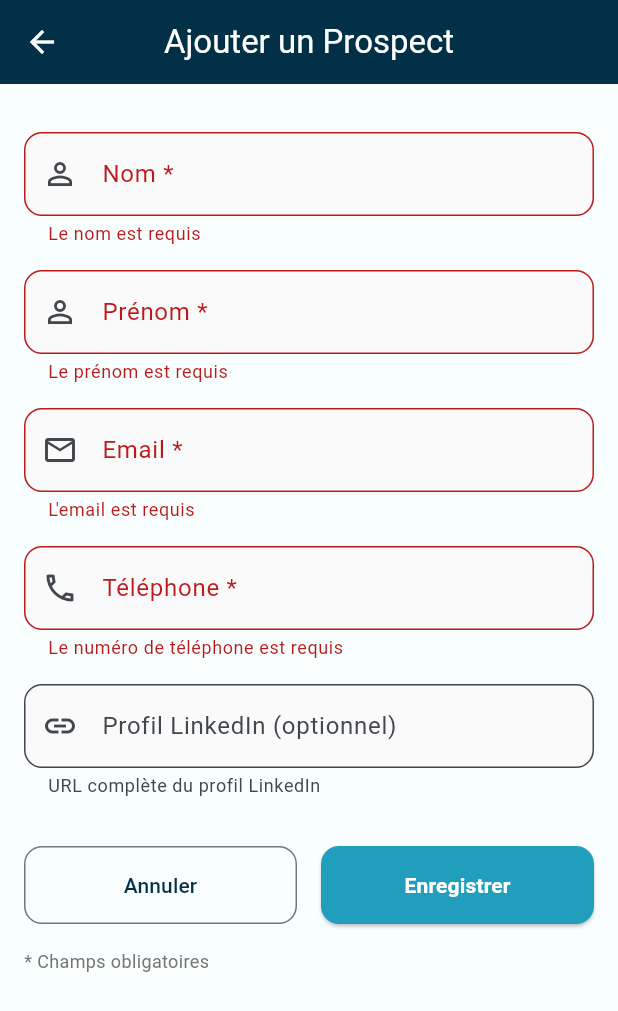
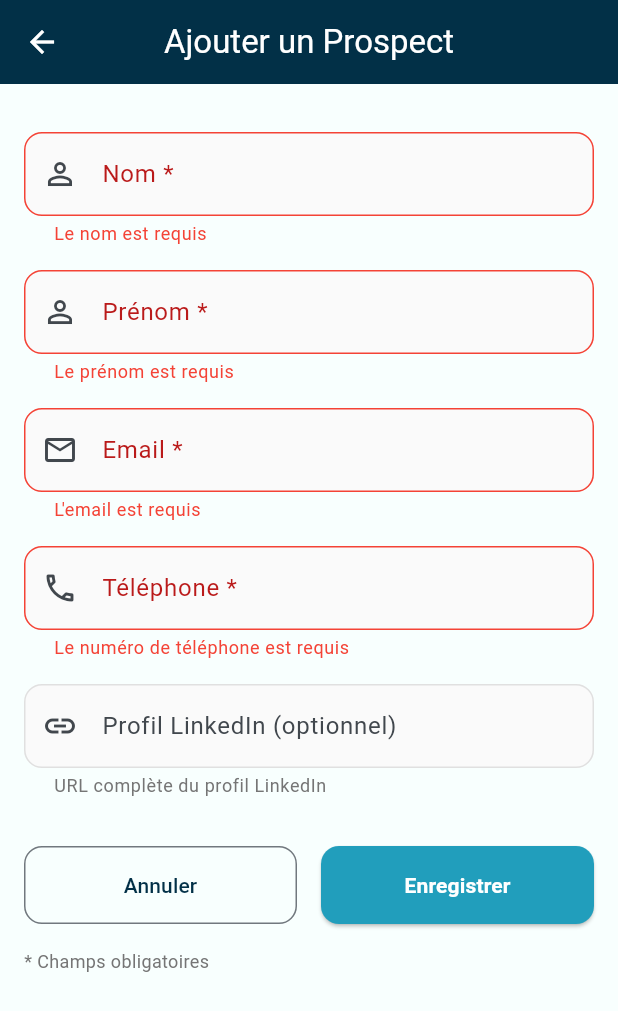
Before and after one commit to nrouelle/nr-crm-flutter, a Flutter app: the AddProspectPage screen opened directly, after a tap on "Enregistrer", on a phone screen of 412 x 824 dp. Shown: the top 1011 px of the screen. Run offline on Flutter 3.47's test engine with Material 3 defaults, Android fonts, the phone set to English and light mode, and no system bars; our stand-ins replace cloud_firestore, firebase_auth, firebase_core, flutter_hooks, flutter_riverpod, form_validator and 3 more; accounts and stored records are empty.

Commit message:
extract widget for text input and use hook

```diff
--- a/lib/pages/add_prospect_page.dart
+++ b/lib/pages/add_prospect_page.dart
@@ -1,62 +1,48 @@
 import 'package:flutter/material.dart';
-import 'package:flutter/services.dart';
-import 'package:flutter_riverpod/flutter_riverpod.dart';
+import 'package:flutter_hooks/flutter_hooks.dart';
+import 'package:hooks_riverpod/hooks_riverpod.dart';
 import 'package:mask_text_input_formatter/mask_text_input_formatter.dart';
 import '../models/prospect.dart';
 import '../providers/prospects_provider.dart';
 import '../utils/validation_utils.dart';
+import '../widgets/custom_text_form_field.dart';
 
-class AddProspectPage extends ConsumerStatefulWidget {
+class AddProspectPage extends HookConsumerWidget {
   const AddProspectPage({super.key});
 
   @override
-  ConsumerState<AddProspectPage> createState() => _AddProspectPageState();
-}
+  Widget build(BuildContext context, WidgetRef ref) {
+    // Utilisation des hooks pour les contrôleurs (dispose automatique)
+    final formKey = useMemoized(() => GlobalKey<FormState>());
+    final nomController = useTextEditingController();
+    final prenomController = useTextEditingController();
+    final emailController = useTextEditingController();
+    final telephoneController = useTextEditingController();
+    final linkedinController = useTextEditingController();
 
-class _AddProspectPageState extends ConsumerState<AddProspectPage> {
-  final _formKey = GlobalKey<FormState>();
-  final _nomController = TextEditingController();
-  final _prenomController = TextEditingController();
-  final _emailController = TextEditingController();
-  final _telephoneController = TextEditingController();
-  final _linkedinController = TextEditingController();
-
-  // Formatters pour la saisie
-  late final MaskTextInputFormatter _phoneFormatter;
-
-  @override
-  void initState() {
-    super.initState();
     // Formatter pour les numéros de téléphone français
-    _phoneFormatter = MaskTextInputFormatter(
+    final phoneFormatter = useMemoized(
+      () => MaskTextInputFormatter(
         mask: '## ## ## ## ##',
         filter: {'#': RegExp(r'[0-9]')},
         type: MaskAutoCompletionType.lazy,
+      ),
     );
-  }
 
-  @override
-  void dispose() {
-    _nomController.dispose();
-    _prenomController.dispose();
-    _emailController.dispose();
-    _telephoneController.dispose();
-    _linkedinController.dispose();
-    super.dispose();
-  }
+    // Fonction de sauvegarde avec gestion d'erreurs améliorée
+    Future<void> saveProspect() async {
+      if (!formKey.currentState!.validate()) return;
 
-  Future<void> _saveProspect() async {
-    if (_formKey.currentState!.validate()) {
       try {
         // Utiliser le factory sécurisé avec validation et sanitisation
         final prospect = Prospect.create(
-          nom: _nomController.text,
-          prenom: _prenomController.text,
-          email: _emailController.text,
-          telephone: _telephoneController.text,
-          linkedin: _linkedinController.text.trim().isEmpty
+          nom: nomController.text,
+          prenom: prenomController.text,
+          email: emailController.text,
+          telephone: telephoneController.text,
+          linkedin: linkedinController.text.trim().isEmpty
               ? null
-              : _linkedinController.text,
+              : linkedinController.text,
         );
 
         // Utiliser Riverpod pour ajouter le prospect
@@ -64,7 +50,7 @@ class _AddProspectPageState extends ConsumerState<AddProspectPage> {
             .read(prospectsNotifierProvider.notifier)
             .ajouterProspect(prospect);
 
-        if (mounted) {
+        if (context.mounted) {
           if (success != null) {
             Navigator.pop(context, true);
             ScaffoldMessenger.of(context).showSnackBar(
@@ -72,6 +58,13 @@ class _AddProspectPageState extends ConsumerState<AddProspectPage> {
                 content: Text('${prospect.nomComplet} ajouté avec succès'),
                 backgroundColor: Colors.green,
                 behavior: SnackBarBehavior.floating,
+                action: SnackBarAction(
+                  label: 'Voir',
+                  textColor: Colors.white,
+                  onPressed: () {
+                    // Future: naviguer vers les détails du prospect
+                  },
+                ),
               ),
             );
           } else {
@@ -85,163 +78,97 @@ class _AddProspectPageState extends ConsumerState<AddProspectPage> {
           }
         }
       } catch (e) {
-        if (mounted) {
+        if (context.mounted) {
           ScaffoldMessenger.of(context).showSnackBar(
             SnackBar(
-              content: Text('Erreur lors de l\'ajout: $e'),
+              content: Text('Erreur : ${e.toString()}'),
               backgroundColor: Colors.red,
+              behavior: SnackBarBehavior.floating,
             ),
           );
         }
       }
     }
+
+    // Auto-complétion intelligente pour l'email
+    void handleEmailChange(String value) {
+      if (value != value.toLowerCase()) {
+        emailController.value = TextEditingValue(
+          text: value.toLowerCase(),
+          selection: emailController.selection,
+        );
+      }
     }
 
-  @override
-  Widget build(BuildContext context) {
+    // Auto-complétion pour LinkedIn
+    void handleLinkedInChange(String value) {
+      if (value.isNotEmpty &&
+          !value.startsWith('http') &&
+          !value.startsWith('linkedin.com')) {
+        if (value.startsWith('linkedin.com') ||
+            value.startsWith('www.linkedin.com')) {
+          linkedinController.value = TextEditingValue(
+            text: 'https://$value',
+            selection: TextSelection.collapsed(offset: 'https://$value'.length),
+          );
+        }
+      }
+    }
+
     return Scaffold(
       appBar: AppBar(
         title: const Text('Ajouter un Prospect'),
+        elevation: 0,
       ),
       body: SingleChildScrollView(
         padding: const EdgeInsets.all(16.0),
         child: Form(
-          key: _formKey,
+          key: formKey,
           child: Column(
             crossAxisAlignment: CrossAxisAlignment.stretch,
             children: [
               const SizedBox(height: 16),
 
               // Nom
-              TextFormField(
-                controller: _nomController,
-                decoration: InputDecoration(
-                  labelText: 'Nom *',
-                  prefixIcon: const Icon(Icons.person_outline),
-                  border: OutlineInputBorder(
-                    borderRadius: BorderRadius.circular(12),
-                  ),
-                  filled: true,
-                  fillColor: Colors.grey[50],
-                  helperText: 'Uniquement lettres, espaces, tirets et apostrophes',
-                ),
-                textCapitalization: TextCapitalization.words,
-                inputFormatters: [
-                  FilteringTextInputFormatter.allow(RegExp(r"[a-zA-ZÀ-ÿ\s\-\.']")),
-                  LengthLimitingTextInputFormatter(50),
-                ],
+              CustomTextFormField.name(
+                controller: nomController,
+                label: 'Nom',
                 validator: (value) => ValidationUtils.validateName(value, 'nom'),
               ),
               const SizedBox(height: 16),
 
               // Prénom
-              TextFormField(
-                controller: _prenomController,
-                decoration: InputDecoration(
-                  labelText: 'Prénom *',
-                  prefixIcon: const Icon(Icons.person_outline),
-                  border: OutlineInputBorder(
-                    borderRadius: BorderRadius.circular(12),
-                  ),
-                  filled: true,
-                  fillColor: Colors.grey[50],
-                  helperText: 'Uniquement lettres, espaces, tirets et apostrophes',
-                ),
-                textCapitalization: TextCapitalization.words,
-                inputFormatters: [
-                  FilteringTextInputFormatter.allow(RegExp(r"[a-zA-ZÀ-ÿ\s\-\.']")),
-                  LengthLimitingTextInputFormatter(50),
-                ],
+              CustomTextFormField.name(
+                controller: prenomController,
+                label: 'Prénom',
                 validator: (value) => ValidationUtils.validateName(value, 'prénom'),
               ),
               const SizedBox(height: 16),
 
               // Email
-              TextFormField(
-                controller: _emailController,
-                keyboardType: TextInputType.emailAddress,
-                decoration: InputDecoration(
-                  labelText: 'Email *',
-                  prefixIcon: const Icon(Icons.email_outlined),
-                  border: OutlineInputBorder(
-                    borderRadius: BorderRadius.circular(12),
-                  ),
-                  filled: true,
-                  fillColor: Colors.grey[50],
-                  helperText: 'Format: nom@domaine.com',
-                ),
-                textInputAction: TextInputAction.next,
-                inputFormatters: [
-                  FilteringTextInputFormatter.allow(RegExp(r'[a-z0-9@._\-]')),
-                  LengthLimitingTextInputFormatter(100),
-                ],
+              CustomTextFormField.email(
+                controller: emailController,
                 validator: ValidationUtils.validateEmail,
-                onChanged: (value) {
-                  // Convertir automatiquement en minuscules
-                  if (value != value.toLowerCase()) {
-                    _emailController.value = TextEditingValue(
-                      text: value.toLowerCase(),
-                      selection: _emailController.selection,
-                    );
-                  }
-                },
+                onChanged: handleEmailChange,
               ),
               const SizedBox(height: 16),
 
               // Téléphone
-              TextFormField(
-                controller: _telephoneController,
-                keyboardType: TextInputType.phone,
-                decoration: InputDecoration(
-                  labelText: 'Téléphone *',
-                  prefixIcon: const Icon(Icons.phone_outlined),
-                  border: OutlineInputBorder(
-                    borderRadius: BorderRadius.circular(12),
-                  ),
-                  filled: true,
-                  fillColor: Colors.grey[50],
-                  helperText: 'Format: 06 12 34 56 78 ou +33 6 12 34 56 78',
-                ),
-                textInputAction: TextInputAction.next,
-                inputFormatters: [
-                  _phoneFormatter,
-                  LengthLimitingTextInputFormatter(20),
-                ],
+              CustomTextFormField.phone(
+                controller: telephoneController,
+                phoneFormatters: [phoneFormatter],
                 validator: ValidationUtils.validatePhone,
               ),
               const SizedBox(height: 16),
 
               // LinkedIn
-              TextFormField(
-                controller: _linkedinController,
-                keyboardType: TextInputType.url,
-                decoration: InputDecoration(
-                  labelText: 'Profil LinkedIn (optionnel)',
-                  prefixIcon: const Icon(Icons.link_outlined),
-                  border: OutlineInputBorder(
-                    borderRadius: BorderRadius.circular(12),
-                  ),
-                  filled: true,
-                  fillColor: Colors.grey[50],
+              CustomTextFormField.url(
+                controller: linkedinController,
+                label: 'Profil LinkedIn (optionnel)',
+                helperText: 'URL complète du profil LinkedIn',
                 hintText: 'https://linkedin.com/in/nom-prenom',
-                  helperText: 'URL complète du profil LinkedIn',
-                ),
-                textInputAction: TextInputAction.done,
-                inputFormatters: [
-                  LengthLimitingTextInputFormatter(200),
-                ],
                 validator: ValidationUtils.validateLinkedIn,
-                onChanged: (value) {
-                  // Auto-complétion pour LinkedIn
-                  if (value.isNotEmpty && !value.startsWith('http') && !value.startsWith('linkedin.com')) {
-                    if (value.startsWith('linkedin.com') || value.startsWith('www.linkedin.com')) {
-                      _linkedinController.value = TextEditingValue(
-                        text: 'https://$value',
-                        selection: TextSelection.collapsed(offset: 'https://$value'.length),
-                      );
-                    }
-                  }
-                },
+                onChanged: handleLinkedInChange,
               ),
               const SizedBox(height: 32),
 
@@ -268,7 +195,7 @@ class _AddProspectPageState extends ConsumerState<AddProspectPage> {
                       builder: (context, ref, child) {
                         final isLoading = ref.watch(prospectsNotifierProvider).isLoading;
                         return ElevatedButton(
-                          onPressed: isLoading ? null : _saveProspect,
+                          onPressed: isLoading ? null : saveProspect,
                           style: ElevatedButton.styleFrom(
                             padding: const EdgeInsets.symmetric(vertical: 16),
                             shape: RoundedRectangleBorder(
--- /dev/null
+++ b/lib/widgets/custom_text_form_field.dart
@@ -0,0 +1,260 @@
+import 'package:flutter/material.dart';
+import 'package:flutter/services.dart';
+
+class CustomTextFormField extends StatelessWidget {
+  final TextEditingController controller;
+  final String label;
+  final IconData icon;
+  final bool isRequired;
+  final String? helperText;
+  final String? hintText;
+  final TextInputType? keyboardType;
+  final TextInputAction? textInputAction;
+  final TextCapitalization textCapitalization;
+  final List<TextInputFormatter>? inputFormatters;
+  final String? Function(String?)? validator;
+  final void Function(String)? onChanged;
+  final bool obscureText;
+  final int? maxLength;
+  final int? maxLines;
+  final Color? fillColor;
+  final EdgeInsets? contentPadding;
+
+  const CustomTextFormField({
+    super.key,
+    required this.controller,
+    required this.label,
+    required this.icon,
+    this.isRequired = false,
+    this.helperText,
+    this.hintText,
+    this.keyboardType,
+    this.textInputAction,
+    this.textCapitalization = TextCapitalization.none,
+    this.inputFormatters,
+    this.validator,
+    this.onChanged,
+    this.obscureText = false,
+    this.maxLength,
+    this.maxLines = 1,
+    this.fillColor,
+    this.contentPadding,
+  });
+
+  // Factory pour les champs nom/prénom
+  factory CustomTextFormField.name({
+    required TextEditingController controller,
+    required String label,
+    String? Function(String?)? validator,
+    String? helperText,
+  }) {
+    return CustomTextFormField(
+      controller: controller,
+      label: '$label *',
+      icon: Icons.person_outline,
+      isRequired: true,
+      helperText: helperText ?? 'Uniquement lettres, espaces, tirets et apostrophes',
+      textCapitalization: TextCapitalization.words,
+      textInputAction: TextInputAction.next,
+      inputFormatters: [
+        FilteringTextInputFormatter.allow(RegExp(r"[a-zA-ZÀ-ÿ\s\-'\.]")),
+        LengthLimitingTextInputFormatter(50),
+      ],
+      validator: validator,
+    );
+  }
+
+  // Factory pour les emails
+  factory CustomTextFormField.email({
+    required TextEditingController controller,
+    String? Function(String?)? validator,
+    void Function(String)? onChanged,
+  }) {
+    return CustomTextFormField(
+      controller: controller,
+      label: 'Email *',
+      icon: Icons.email_outlined,
+      isRequired: true,
+      helperText: 'Format: nom@domaine.com',
+      keyboardType: TextInputType.emailAddress,
+      textInputAction: TextInputAction.next,
+      inputFormatters: [
+        FilteringTextInputFormatter.allow(RegExp(r'[a-z0-9@._\-]')),
+        LengthLimitingTextInputFormatter(100),
+      ],
+      validator: validator,
+      onChanged: onChanged,
+    );
+  }
+
+  // Factory pour les téléphones
+  factory CustomTextFormField.phone({
+    required TextEditingController controller,
+    required List<TextInputFormatter> phoneFormatters,
+    String? Function(String?)? validator,
+  }) {
+    return CustomTextFormField(
+      controller: controller,
+      label: 'Téléphone *',
+      icon: Icons.phone_outlined,
+      isRequired: true,
+      helperText: 'Format: 06 12 34 56 78 ou +33 6 12 34 56 78',
+      keyboardType: TextInputType.phone,
+      textInputAction: TextInputAction.next,
+      inputFormatters: [
+        ...phoneFormatters,
+        LengthLimitingTextInputFormatter(20),
+      ],
+      validator: validator,
+    );
+  }
+
+  // Factory pour les URLs
+  factory CustomTextFormField.url({
+    required TextEditingController controller,
+    required String label,
+    String? helperText,
+    String? hintText,
+    String? Function(String?)? validator,
+    void Function(String)? onChanged,
+  }) {
+    return CustomTextFormField(
+      controller: controller,
+      label: label,
+      icon: Icons.link_outlined,
+      helperText: helperText,
+      hintText: hintText,
+      keyboardType: TextInputType.url,
+      textInputAction: TextInputAction.done,
+      inputFormatters: [
+        LengthLimitingTextInputFormatter(200),
+      ],
+      validator: validator,
+      onChanged: onChanged,
+    );
+  }
+
+  // Factory pour les mots de passe
+  factory CustomTextFormField.password({
+    required TextEditingController controller,
+    required String label,
+    String? Function(String?)? validator,
+    bool obscureText = true,
+  }) {
+    return CustomTextFormField(
+      controller: controller,
+      label: '$label *',
+      icon: Icons.lock_outline,
+      isRequired: true,
+      keyboardType: TextInputType.visiblePassword,
+      textInputAction: TextInputAction.done,
+      inputFormatters: [
+        LengthLimitingTextInputFormatter(128),
+      ],
+      validator: validator,
+      obscureText: obscureText,
+    );
+  }
+
+  @override
+  Widget build(BuildContext context) {
+    return Column(
+      crossAxisAlignment: CrossAxisAlignment.start,
+      children: [
+        TextFormField(
+          controller: controller,
+          decoration: InputDecoration(
+            labelText: label,
+            prefixIcon: Icon(icon),
+            border: OutlineInputBorder(
+              borderRadius: BorderRadius.circular(12),
+            ),
+            enabledBorder: OutlineInputBorder(
+              borderRadius: BorderRadius.circular(12),
+              borderSide: BorderSide(
+                color: Colors.grey[300]!,
+                width: 1,
+              ),
+            ),
+            focusedBorder: OutlineInputBorder(
+              borderRadius: BorderRadius.circular(12),
+              borderSide: const BorderSide(
+                color: Color(0xFF219ebc),
+                width: 2,
+              ),
+            ),
+            errorBorder: OutlineInputBorder(
+              borderRadius: BorderRadius.circular(12),
+              borderSide: const BorderSide(
+                color: Colors.red,
+                width: 1,
+              ),
+            ),
+            focusedErrorBorder: OutlineInputBorder(
+              borderRadius: BorderRadius.circular(12),
+              borderSide: const BorderSide(
+                color: Colors.red,
+                width: 2,
+              ),
+            ),
+            filled: true,
+            fillColor: fillColor ?? Colors.grey[50],
+            helperText: helperText,
+            hintText: hintText,
+            contentPadding: contentPadding ?? const EdgeInsets.symmetric(
+              horizontal: 16,
+              vertical: 16,
+            ),
+            helperStyle: TextStyle(
+              color: Colors.grey[600],
+              fontSize: 12,
+            ),
+            errorStyle: const TextStyle(
+              color: Colors.red,
+              fontSize: 12,
+            ),
+          ),
+          keyboardType: keyboardType,
+          textInputAction: textInputAction,
+          textCapitalization: textCapitalization,
+          inputFormatters: inputFormatters,
+          validator: validator,
+          onChanged: onChanged,
+          obscureText: obscureText,
+          maxLength: maxLength,
+          maxLines: maxLines,
+          style: const TextStyle(
+            fontSize: 16,
+            fontWeight: FontWeight.w400,
+          ),
+        ),
+
+        // Indicateur visuel pour les champs obligatoires
+        if (isRequired && helperText == null)
+          Padding(
+            padding: const EdgeInsets.only(top: 4, left: 12),
+            child: Text(
+              'Champ obligatoire',
+              style: TextStyle(
+                color: Colors.grey[600],
+                fontSize: 12,
+              ),
+            ),
+          ),
+      ],
+    );
+  }
+}
+
+// Extension pour les animations et états visuels
+extension CustomTextFormFieldState on CustomTextFormField {
+  // Méthode pour animer le focus
+  static void animateFocus(TextEditingController from, TextEditingController to) {
+    // Implementation future pour les animations de transition
+  }
+
+  // Méthode pour valider visuellement
+  static bool isValid(GlobalKey<FormState> formKey, TextEditingController controller) {
+    return formKey.currentState?.validate() ?? false;
+  }
+}
--- a/pubspec.yaml
+++ b/pubspec.yaml
@@ -53,6 +53,10 @@ dependencies:
   form_validator: ^2.1.1
   mask_text_input_formatter: ^2.5.0
 
+  # Hooks for better state management
+  flutter_hooks: ^0.20.3
+  hooks_riverpod: ^2.4.0
+
 dev_dependencies:
   flutter_test:
     sdk: flutter
```
Also changed, not shown: pubspec.lock. Lines whose indentation alone changed are shown as unchanged.
